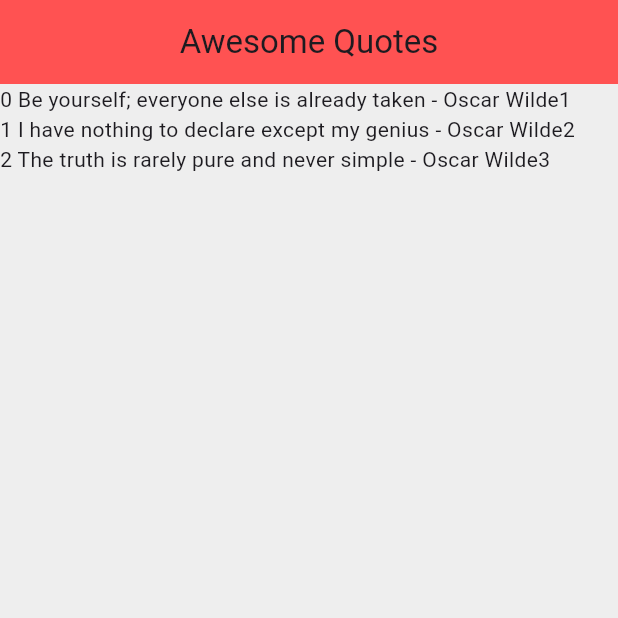
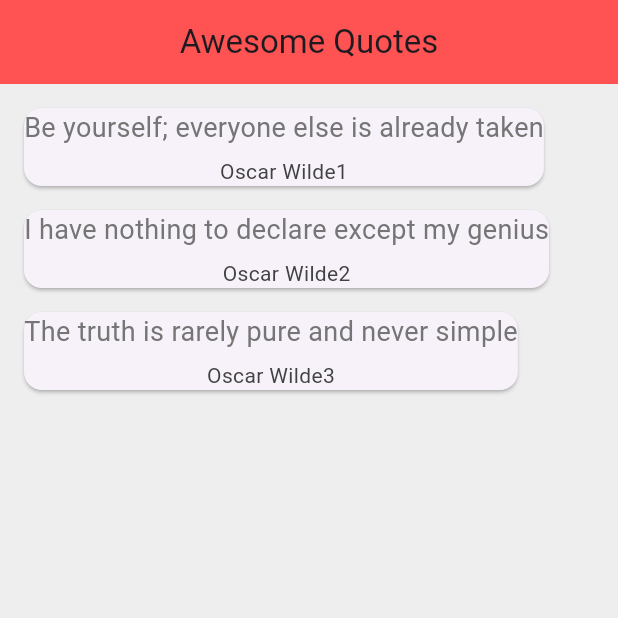
Before and after one commit to better-adapted/flutter_app_demo, a Flutter app: the screen it shows after launch, on a phone screen of 412 x 824 dp, the top half of it. Run offline on Flutter 3.47's test engine with Material 3 defaults, Android fonts, the phone set to English and light mode, and no system bars.

Commit message:
quotes in a card demo working - basic version first!

```diff
--- a/lib/main.dart
+++ b/lib/main.dart
@@ -24,6 +24,32 @@ class _QuoteListState extends State<QuoteList> {
     Quote(author: 'Oscar Wilde3', text: 'The truth is rarely pure and never simple')
   ];
 
+  Widget quoteTemplate(quote)
+  {
+    return Card(
+      margin: EdgeInsets.fromLTRB(16.0,16.0,16.0,0.0),
+      child: Column(
+        children: <Widget>[
+          Text(
+            quote.text,
+            style: TextStyle(
+              fontSize: 18.0,
+              color: Colors.grey[600],
+            )
+          ),
+          SizedBox(height: 6.0),
+          Text(
+            quote.author,
+            style: TextStyle(
+              fontSize: 14.0,
+              color: Colors.grey[800]
+            )
+          ),
+        ],
+      )
+    );
+  }
+
   @override
   Widget build(BuildContext context) {
     return Scaffold(
@@ -36,13 +62,14 @@ class _QuoteListState extends State<QuoteList> {
       body: Column(
         mainAxisAlignment: MainAxisAlignment.start,
         crossAxisAlignment: CrossAxisAlignment.start,
+        children: quotes.map((quote) => quoteTemplate(quote)).toList(),
         // children: quotes.map((quote) => Text('${quote.text} - ${quote.author}')).toList(),
-        children: quotes.map((quote) {
+        /*children: quotes.map((quote) {
               var index = quotes.indexOf(quote);
               var temp = index.toInt().toString();
               temp += ' ${quote.text} - ${quote.author}';
               return Text(textAlign: TextAlign.left,temp);
-            }).toList()
+            }).toList()*/
         )
       );
   }
```
